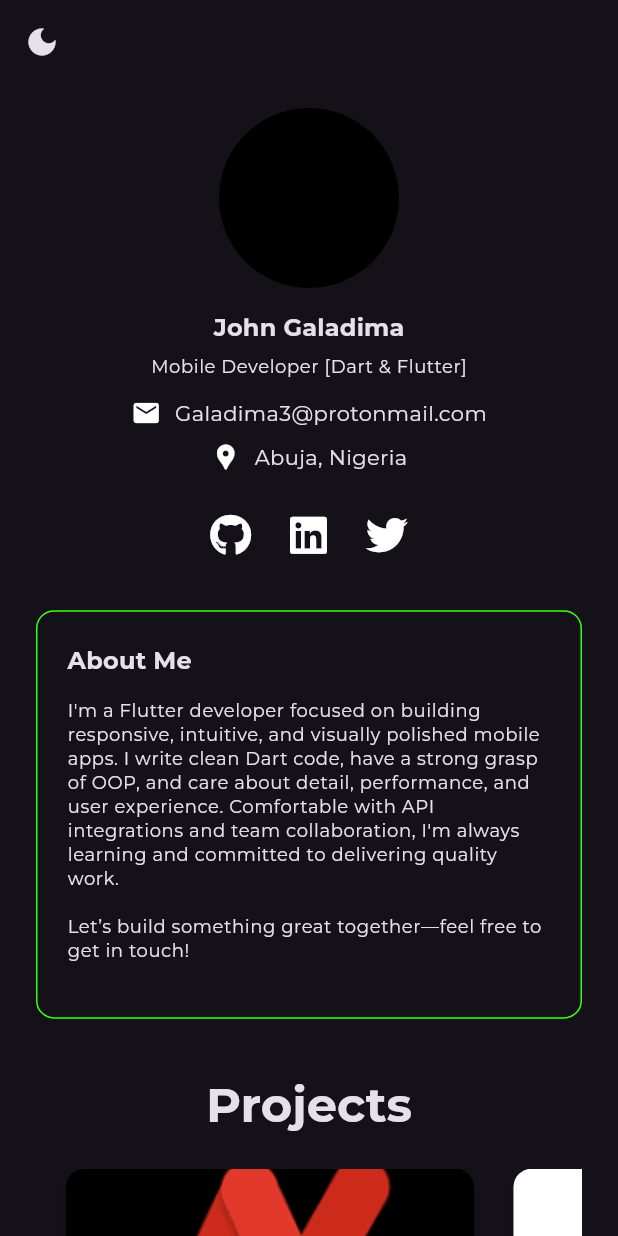
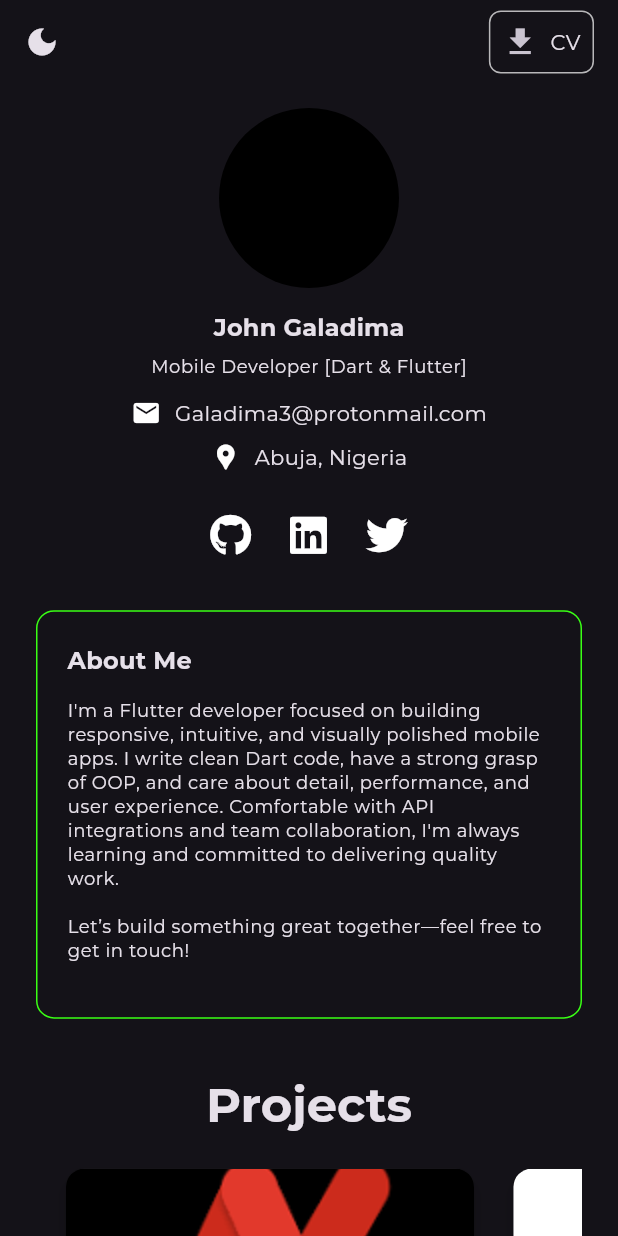
Before and after one commit to Galadima3/Galadima3.github.io, a Flutter app: the screen it shows after launch, on a phone screen of 412 x 824 dp. Run offline on Flutter 3.47's test engine with Material 3 defaults, Android fonts, the light colour scheme and no system bars; our stand-ins replace flutter_riverpod, flutter_screenutil, flutter_svg, font_awesome_flutter, web; project files that could hold a hidden picture were left out.

Commit message:
4th Commit
95% - status

```diff
--- a/lib/main.dart
+++ b/lib/main.dart
@@ -1,15 +1,16 @@
 import 'package:flutter/material.dart';
 import 'package:flutter_riverpod/flutter_riverpod.dart';
 import 'package:flutter_screenutil/flutter_screenutil.dart';
-
+import 'package:portfolio_site/core/utils/responsive.dart';
+import 'package:web/web.dart' as web;
 import 'package:portfolio_site/widgets/contact_section.dart';
 import 'package:portfolio_site/widgets/details_section.dart';
 import 'package:portfolio_site/widgets/project_section.dart';
 import 'package:portfolio_site/widgets/skill_section.dart';
 
-//TODO: Add Button to download CV
+
+//TODO: Configure text font size on mobile
 //TODO: Add Image
-
 
 final themeStateProvider = StateProvider<bool>((ref) => true);
 
@@ -28,7 +29,7 @@ class MyApp extends ConsumerWidget {
       minTextAdapt: true,
       builder:
           (context, child) => MaterialApp(
-            title: 'Portfolio',
+            title: 'John Galadima - Portfolio',
             debugShowCheckedModeBanner: false,
             theme: ThemeData(
               brightness: isDarkMode ? Brightness.dark : Brightness.light,
@@ -61,6 +62,47 @@ class MyHomePage extends StatelessWidget {
                 ),
               ),
         ),
+        actions: [
+          Padding(
+            padding: const EdgeInsets.symmetric(horizontal: 16.0),
+            child: InkWell(
+              borderRadius: BorderRadius.circular(8),
+              onTap: () {
+                final anchor =
+                    web.document.createElement('a') as web.HTMLAnchorElement;
+                anchor.href = 'assets/John Galadima_CV.pdf';
+                anchor.download = 'John Galadima_CV.pdf';
+                anchor.click();
+              },
+              child: Container(
+                padding: const EdgeInsets.symmetric(
+                  horizontal: 8,
+                  vertical: 8,
+                ),
+                decoration: BoxDecoration(
+                  border: Border.all(
+                    color:
+                        Theme.of(context).brightness == Brightness.dark
+                            ? Colors.white70
+                            : Colors.black87,
+                  ),
+                  borderRadius: BorderRadius.circular(8),
+                ),
+                child: Row(
+                  mainAxisSize: MainAxisSize.min,
+                  children: [
+                    Icon(Icons.download),
+                    SizedBox(width: 8),
+                    Text(
+                      Responsive.isMobile(context) ? "CV" : "Download CV",
+                      //style: Theme.of(context).textTheme.labelLarge,
+                    ),
+                  ],
+                ),
+              ),
+            ),
+          ),
+        ],
       ),
       body: SafeArea(
         child: SingleChildScrollView(
--- a/lib/widgets/details_section.dart
+++ b/lib/widgets/details_section.dart
@@ -2,7 +2,6 @@
 import 'package:flutter/material.dart';
 import 'package:flutter_riverpod/flutter_riverpod.dart';
 import 'package:flutter_screenutil/flutter_screenutil.dart';
-import 'package:flutter_svg/flutter_svg.dart';
 import 'package:font_awesome_flutter/font_awesome_flutter.dart';
 import 'package:portfolio_site/core/constants/details.dart';
 import 'package:portfolio_site/core/utils/responsive.dart';
--- a/pubspec.yaml
+++ b/pubspec.yaml
@@ -39,6 +39,7 @@ dependencies:
   flutter_svg: ^2.2.0
   font_awesome_flutter: ^10.8.0
   flutter_screenutil: ^5.9.3
+  web: ^1.1.1
 
 dev_dependencies:
   flutter_test:
```
Also changed, not shown: assets/images/og-image.jpg (added), pubspec.lock, 3 other files.
